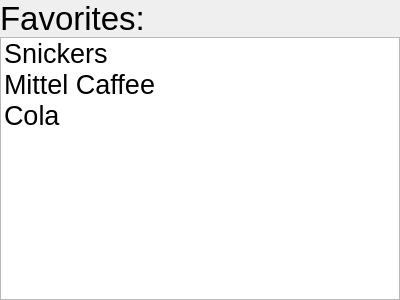
Old version of the form TallyOnRaspberry/favcart.ui in the repository Deltachi/Tally_Teamproject.
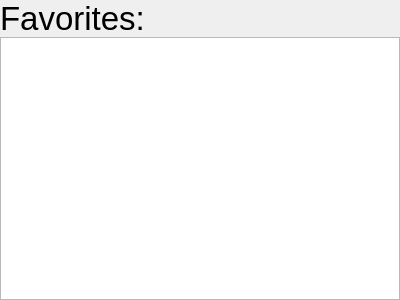
New version of the form.

```diff
--- a/TallyOnRaspberry/favcart.ui
+++ b/TallyOnRaspberry/favcart.ui
@@ -36,21 +36,6 @@
        <pointsize>20</pointsize>
       </font>
      </property>
-     <item>
-      <property name="text">
-       <string>Snickers</string>
-      </property>
-     </item>
-     <item>
-      <property name="text">
-       <string>Mittel Caffee</string>
-      </property>
-     </item>
-     <item>
-      <property name="text">
-       <string>Cola </string>
-      </property>
-     </item>
     </widget>
    </item>
    <item row="0" column="0">
```
